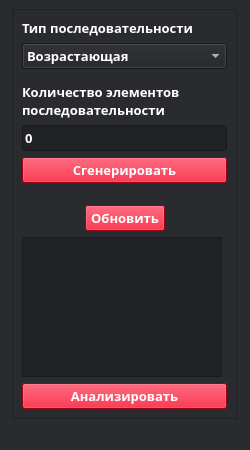
Above: ui/gui.ui from po1nt-1/sorts before the change. Below: the same form after it.
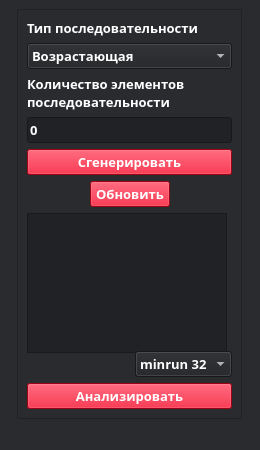
That is the form after the change.

Commit message: Added option to select minrun

```diff
--- a/ui/gui.ui
+++ b/ui/gui.ui
@@ -6,13 +6,13 @@
    <rect>
     <x>0</x>
     <y>0</y>
-    <width>250</width>
+    <width>260</width>
     <height>450</height>
    </rect>
   </property>
   <property name="minimumSize">
    <size>
-    <width>250</width>
+    <width>260</width>
     <height>450</height>
    </size>
   </property>
@@ -405,7 +405,7 @@
          </item>
         </layout>
        </item>
-       <item row="1" column="0">
+       <item row="2" column="0">
         <widget class="QPushButton" name="analyze_button">
          <property name="font">
           <font>
@@ -427,6 +427,54 @@
          </property>
         </widget>
        </item>
+       <item row="1" column="0">
+        <layout class="QHBoxLayout" name="horizontalLayout_2">
+         <item>
+          <spacer name="horizontalSpacer_3">
+           <property name="orientation">
+            <enum>Qt::Horizontal</enum>
+           </property>
+           <property name="sizeHint" stdset="0">
+            <size>
+             <width>40</width>
+             <height>20</height>
+            </size>
+           </property>
+          </spacer>
+         </item>
+         <item>
+          <widget class="QComboBox" name="select_minrun">
+           <property name="font">
+            <font>
+             <family>Microsoft YaHei</family>
+             <pointsize>10</pointsize>
+             <weight>75</weight>
+             <bold>true</bold>
+            </font>
+           </property>
+           <property name="styleSheet">
+            <string notr="true">background-color: rgb(32, 34, 37);
+color: rgb(255, 255, 255);</string>
+           </property>
+           <item>
+            <property name="text">
+             <string>minrun 32</string>
+            </property>
+           </item>
+           <item>
+            <property name="text">
+             <string>minrun 48</string>
+            </property>
+           </item>
+           <item>
+            <property name="text">
+             <string>minrun 64</string>
+            </property>
+           </item>
+          </widget>
+         </item>
+        </layout>
+       </item>
       </layout>
      </widget>
     </item>
```
The commit also changes 4 other files.
